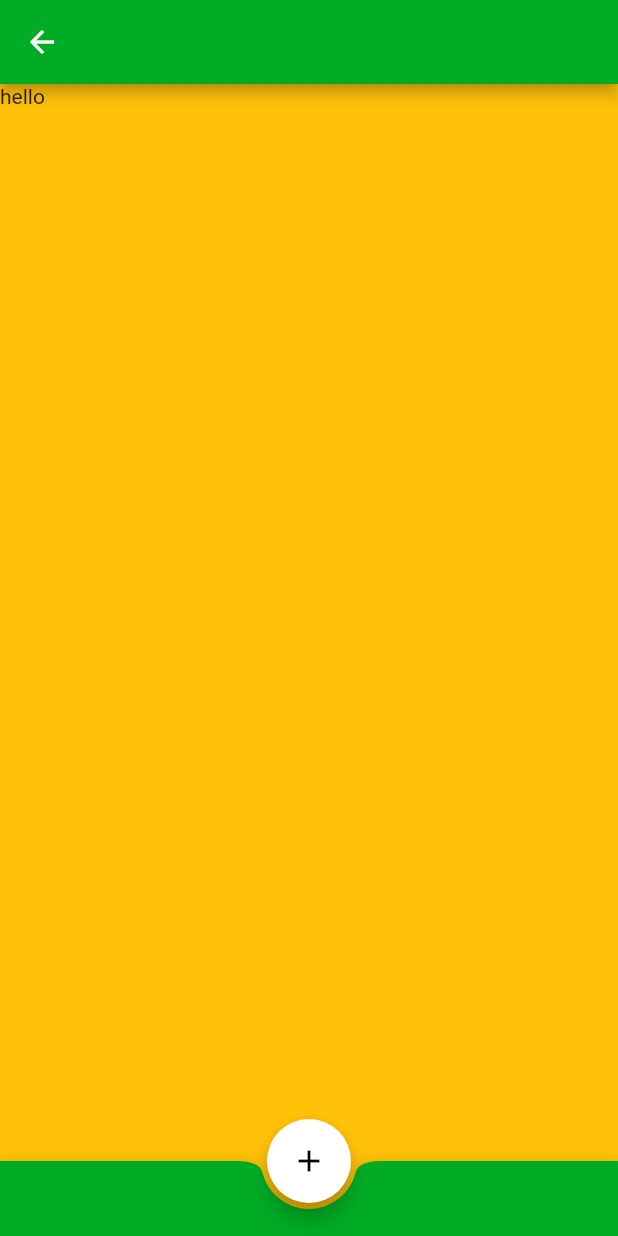
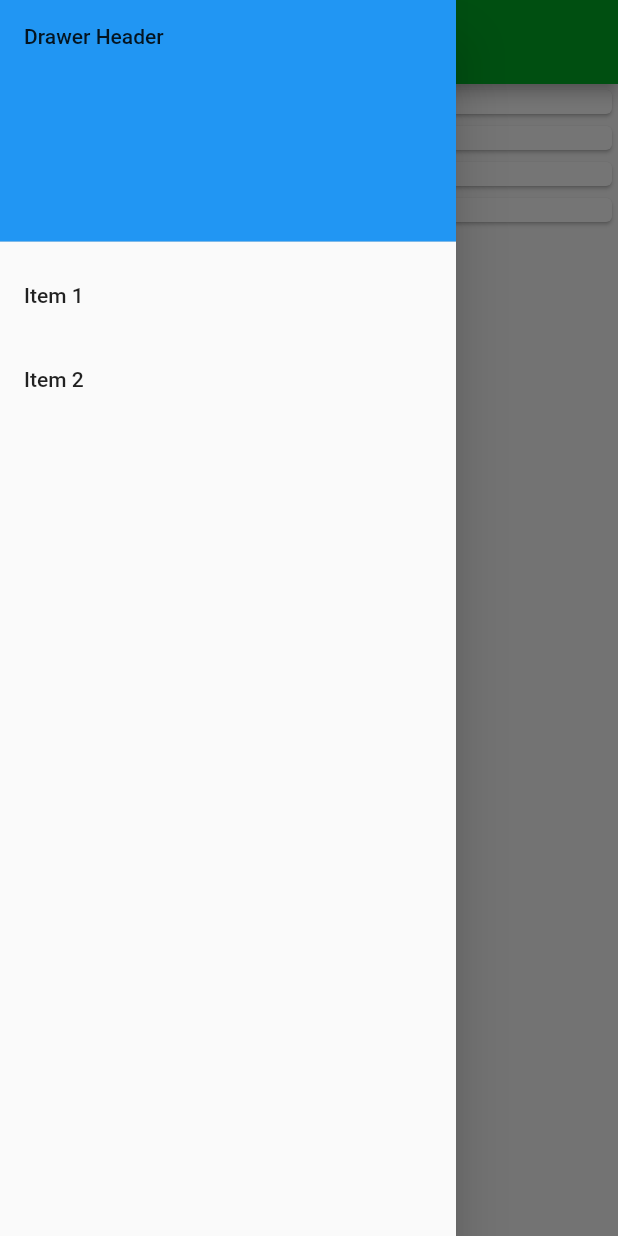
Before and after one commit to MithunW/Edu_App, a Flutter app: the HomePage screen opened by its route, with the side drawer open (before the commit the screen has no drawer), on a phone screen of 412 x 824 dp. Run offline on Flutter 3.47's test engine with Material 2 defaults, Android fonts, the phone set to English and light mode, and no system bars; our stand-ins replace shared_preferences; accounts and stored records are empty.

Commit message:
Routing fixed

```diff
--- a/lib/UI/home.dart
+++ b/lib/UI/home.dart
@@ -12,28 +12,63 @@ class HomePage extends StatelessWidget {
   Widget build(BuildContext context) {
     return SafeArea(
       child: Scaffold(
-        backgroundColor: Colors.amber,
+        drawer: Drawer(
+          child: buildDrawer(),
+        ),
         appBar: AppBar(),
         body: buildHome(),
-        bottomNavigationBar: BottomAppBar(
-          color: Color.fromRGBO(0, 172, 36, 1),
-          shape: const CircularNotchedRectangle(),
-          child: Container(
-            height: 50.0,
-          ),
-        ),
-        floatingActionButton: FloatingActionButton(
-          onPressed: () {},
-          child: Icon(Icons.add),
-        ),
-        floatingActionButtonLocation: FloatingActionButtonLocation.centerDocked,
       ),
     );
   }
 
   Widget buildHome() {
-    return Container(
-      child: Text('hello'),
+    return Center(
+      child: Container(
+          child: ListView(
+        children: <Widget>[
+          Card(
+            child: Text("Paper 1"),
+          ),
+          Card(
+            child: Text("Paper 2"),
+          ),
+          Card(
+            child: Text("Paper 3"),
+          ),
+          Card(
+            child: Text("Paper 4"),
+          ),
+        ],
+      )),
+    );
+  }
+
+  Widget buildDrawer() {
+    return ListView(
+      // Important: Remove any padding from the ListView.
+      padding: EdgeInsets.zero,
+      children: <Widget>[
+        DrawerHeader(
+          child: Text('Drawer Header'),
+          decoration: BoxDecoration(
+            color: Colors.blue,
+          ),
+        ),
+        ListTile(
+          title: Text('Item 1'),
+          onTap: () {
+            // Update the state of the app.
+            // ...
+          },
+        ),
+        ListTile(
+          title: Text('Item 2'),
+          onTap: () {
+            // Update the state of the app.
+            // ...
+          },
+        ),
+      ],
     );
   }
 }
--- a/lib/UI/onboarding.dart
+++ b/lib/UI/onboarding.dart
@@ -62,7 +62,7 @@ class OnBoardingPageState extends State<OnBoardingPage> {
                   padding: EdgeInsets.fromLTRB(0.0, 0.0, 30.0, 30.0),
                   child: FloatingActionButton(
                     onPressed: () {
-                      Navigator.pushNamed(context, '/home');
+                      Navigator.pushReplacementNamed(context, '/home');
                     },
                     shape: BeveledRectangleBorder(
                         borderRadius: BorderRadius.all(Radius.circular(26))),
--- a/lib/main.dart
+++ b/lib/main.dart
@@ -1,5 +1,6 @@
 import 'package:edu_app/UI/home.dart';
 import 'package:edu_app/UI/onboarding.dart';
+import 'package:edu_app/UI/splash.dart';
 import 'package:flutter/material.dart';
 
 void main() {
@@ -10,8 +11,9 @@ void main() {
         primaryColor: Color.fromRGBO(0, 172, 36, 1),
         accentColor: Colors.white,
       ),
-      initialRoute: '/onBoarding',
+      initialRoute: '//onBoarding',
       routes: {
+        '/': (context) => Splash(),
         '/onBoarding': (context) => OnBoardingPage(),
         '/home': (context) => HomePage(),
       }));
--- a/pubspec.yaml
+++ b/pubspec.yaml
@@ -23,6 +23,7 @@ dependencies:
   # The following adds the Cupertino Icons font to your application.
   # Use with the CupertinoIcons class for iOS style icons.
   cupertino_icons: ^0.1.2
+  shared_preferences: ^0.5.3+4
 
 dev_dependencies:
   flutter_test:
```
Also changed, not shown: lib/UI/splash.dart (added, +43 -0 lines), pubspec.lock.
